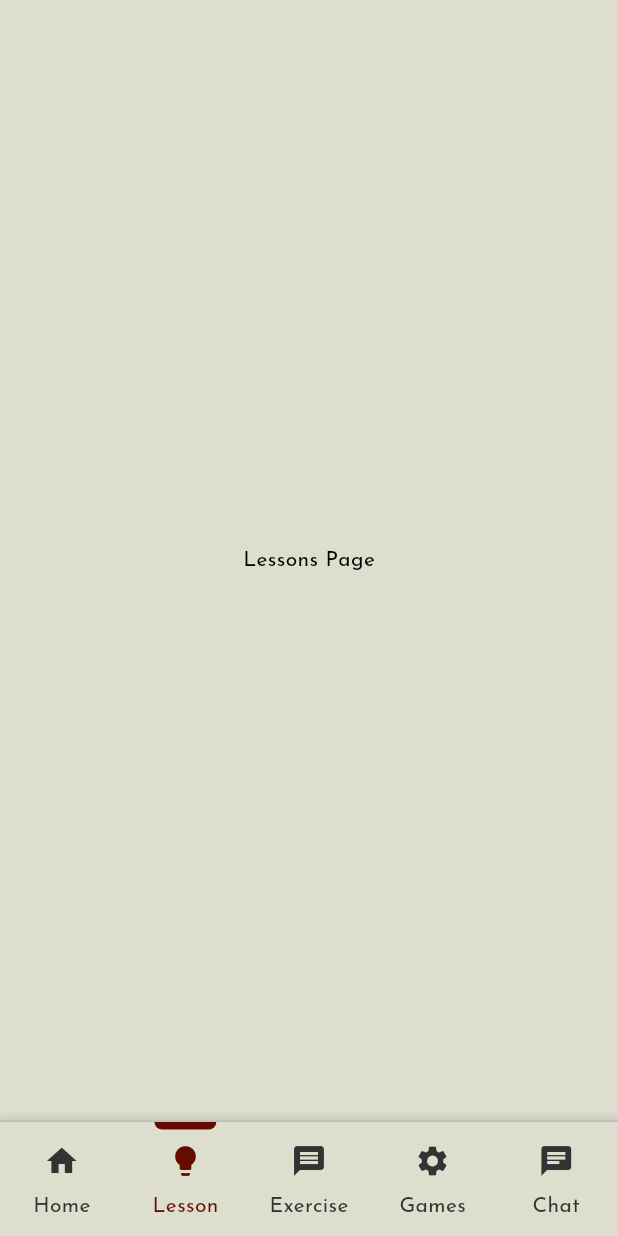
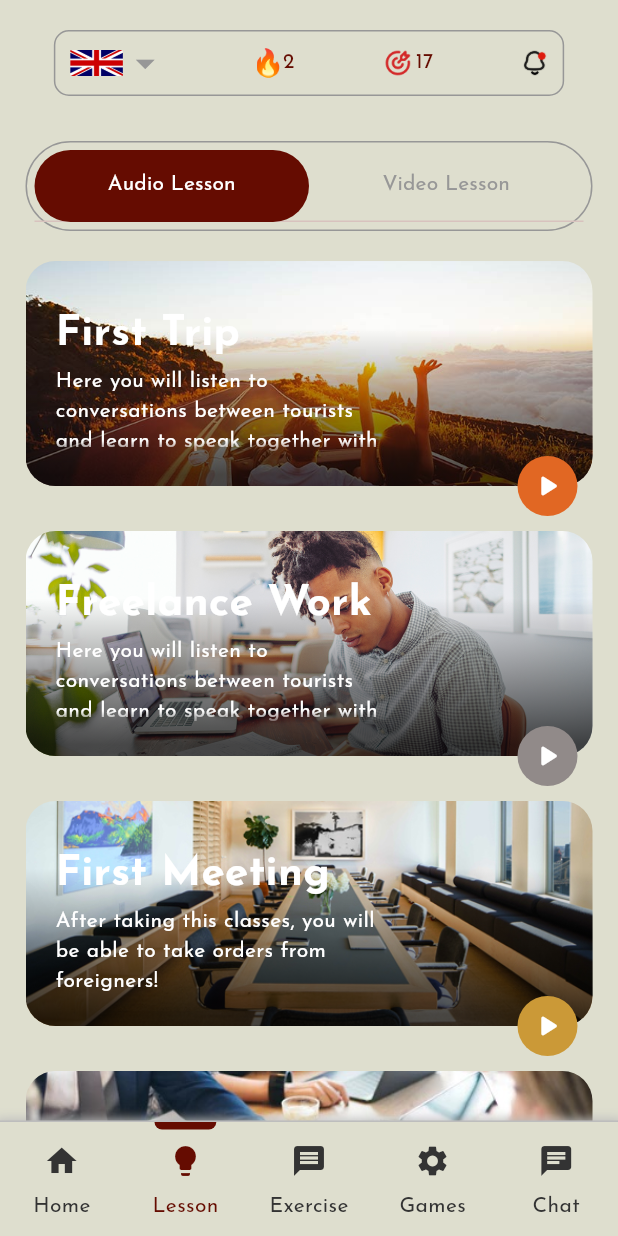
Before and after one commit to DavidOrakpo/czarChallenge, a Flutter app: the LessonsPage screen opened by its route, on a phone screen of 412 x 824 dp. Run offline on Flutter 3.47's test engine with Material 3 defaults, Android fonts, the phone set to English and light mode, and no system bars; our stand-ins replace dio, dotted_border, flutter_animate, flutter_easyloading, flutter_riverpod, flutter_svg and 6 more; missing offline and left inert: dio_smart_retry; accounts and stored records are empty.

Commit message:
feat: implemented lessons page

```diff
--- a/lib/core/Enums/enum.dart
+++ b/lib/core/Enums/enum.dart
@@ -1,4 +1,6 @@
 // ignore_for_file: constant_identifier_names
+
+import 'package:flutter/material.dart';
 
 enum Interests {
   // Anxiety, Depression, Insomnia,
@@ -31,3 +33,42 @@ enum Interests {
   const Interests({required this.title});
   final String title;
 }
+
+enum Lessons {
+  FirstTrip(
+      lessonName: "First Trip",
+      assetImage: "assets/images/lesson_image_1.jpeg",
+      iconColor: Color(0xFFE16723),
+      details:
+          "Here you will listen to conversations between tourists and learn to speak together with them!"),
+  FreelanceWork(
+      lessonName: "Freelance Work",
+      iconColor: Color(0xFF918A89),
+      assetImage: "assets/images/lesson_image_2.jpeg",
+      details:
+          "Here you will listen to conversations between tourists and learn to speak together with them!"),
+  FirstMeeting(
+      lessonName: "First Meeting",
+      iconColor: Color(0xFFCB9937),
+      assetImage: "assets/images/lesson_image_3.jpeg",
+      details:
+          "After taking this classes, you will be able to take orders from foreigners!"),
+  MeetintWithPartners(
+      lessonName: "Meeting With Partners",
+      iconColor: Colors.black,
+      assetImage: "assets/images/lesson_image_4.jpeg",
+      details:
+          "You will learn to communicate with your colleagues and understand them!"),
+  ;
+
+  const Lessons({
+    required this.lessonName,
+    required this.assetImage,
+    required this.details,
+    required this.iconColor,
+  });
+  final String lessonName;
+  final String assetImage;
+  final String details;
+  final Color iconColor;
+}
--- a/lib/presentation/views/Lesson/Pages/lessons.dart
+++ b/lib/presentation/views/Lesson/Pages/lessons.dart
@@ -1,5 +1,12 @@
 import 'package:flutter/material.dart';
 import 'package:flutter_riverpod/flutter_riverpod.dart';
+import 'package:template/core/Enums/enum.dart';
+import 'package:template/core/Extensions/extensions.dart';
+import 'package:template/presentation/styles/app_colors.dart';
+import 'package:template/presentation/styles/spacing.dart';
+import 'package:template/presentation/styles/text_styles.dart';
+import 'package:template/presentation/views/Home/widgets/mini_app_bar.dart';
+import 'package:template/presentation/views/Lesson/Pages/parallax.dart';
 
 class LessonsPage extends ConsumerStatefulWidget {
   static const routeIdentifier = "LESSONS_PAGE";
@@ -9,12 +16,108 @@ class LessonsPage extends ConsumerStatefulWidget {
   ConsumerState<ConsumerStatefulWidget> createState() => _LessonsPageState();
 }
 
-class _LessonsPageState extends ConsumerState<LessonsPage> {
+class _LessonsPageState extends ConsumerState<LessonsPage>
+    with SingleTickerProviderStateMixin {
+  late TabController tabController;
+
+  @override
+  void initState() {
+    // TODO: implement initState
+    super.initState();
+    tabController = TabController(length: 2, vsync: this);
+  }
+
   @override
   Widget build(BuildContext context) {
-    return const Scaffold(
-      body: Center(
-        child: Text("Lessons Page"),
+    return Scaffold(
+      body: SafeArea(
+        child: Padding(
+          padding: AppSpacings.horizontalPadding.copyWith(top: 20),
+          child: Column(
+            mainAxisAlignment: MainAxisAlignment.start,
+            crossAxisAlignment: CrossAxisAlignment.start,
+            children: [
+              const Center(
+                child: FractionallySizedBox(
+                  widthFactor: 0.9,
+                  child: MiniAppBar(),
+                ),
+              ),
+              30.0.verticalSpace(),
+              Container(
+                height: 60,
+                padding: const EdgeInsets.all(5),
+                decoration: BoxDecoration(
+                  border: Border.all(
+                    color: AppColors.textGray,
+                  ),
+                  borderRadius: BorderRadius.circular(30),
+                ),
+                child: TabBar(
+                  controller: tabController,
+                  tabs: [
+                    Tab(
+                      child: Text(
+                        "Audio Lesson",
+                        style: AppTextStyle.bodyThree,
+                      ),
+                    ),
+                    Tab(
+                      child: Text(
+                        "Video Lesson",
+                        style: AppTextStyle.bodyThree,
+                      ),
+                    ),
+                  ],
+                ),
+              ),
+              20.0.verticalSpace(),
+              Expanded(
+                child: TabBarView(
+                  controller: tabController,
+                  children: [
+                    ListView.separated(
+                      itemCount: Lessons.values.length,
+                      separatorBuilder: (context, index) =>
+                          30.0.verticalSpace(),
+                      itemBuilder: (context, index) {
+                        var item = Lessons.values[index];
+                        return LessonItem(
+                          imageUrl: item.assetImage,
+                          name: item.lessonName,
+                          iconColor: item.iconColor,
+                          details: item.details,
+                        );
+                      },
+                    ),
+                    // Container(
+                    //   color: Colors.red,
+                    //   child: Column(
+                    //     mainAxisAlignment: MainAxisAlignment.start,
+                    //     crossAxisAlignment: CrossAxisAlignment.start,
+                    //     children: [
+                    //       Container(
+                    //         padding: const EdgeInsets.symmetric(
+                    //           horizontal: 15,
+                    //           vertical: 10,
+                    //         ),
+                    //         decoration: BoxDecoration(
+                    //           borderRadius: BorderRadius.circular(20),
+                    //         ),
+                    //       )
+                    //     ],
+                    //   ),
+                    // ),
+                    Container(
+                      color: Colors.blue,
+                    ),
+                  ],
+                ),
+              ),
+            ],
+          ),
+        ),
+        // child: ExampleParallax(),
       ),
     );
   }
--- /dev/null
+++ b/lib/presentation/views/Lesson/Pages/parallax.dart
@@ -0,0 +1,359 @@
+import 'package:flutter/material.dart';
+import 'package:flutter/rendering.dart';
+import 'package:template/presentation/styles/app_colors.dart';
+import 'package:template/presentation/styles/text_styles.dart';
+
+const Color darkBlue = Color.fromARGB(255, 18, 32, 47);
+
+class LessonItem extends StatelessWidget {
+  LessonItem({
+    super.key,
+    required this.imageUrl,
+    required this.name,
+    required this.details,
+    required this.iconColor,
+  });
+
+  final String imageUrl;
+  final String name;
+  final String details;
+  final Color iconColor;
+  final GlobalKey _backgroundImageKey = GlobalKey();
+
+  @override
+  Widget build(BuildContext context) {
+    return Container(
+      height: 150,
+      decoration: BoxDecoration(borderRadius: BorderRadius.circular(20)),
+
+      // padding: const EdgeInsets.symmetric(horizontal: 24, vertical: 16),
+      child: AspectRatio(
+        aspectRatio: 16 / 9,
+        child: Stack(
+          clipBehavior: Clip.none,
+          children: [
+            _buildParallaxBackground(context),
+            _buildGradient(),
+            _buildTitleAndSubtitle(),
+            _buildPointerIcon(),
+          ],
+        ),
+      ),
+    );
+  }
+
+  Widget _buildPointerIcon() {
+    return Positioned(
+      bottom: -20,
+      right: 10,
+      child: Container(
+        height: 40,
+        width: 40,
+        decoration: BoxDecoration(
+          color: iconColor,
+          shape: BoxShape.circle,
+        ),
+        child: const Icon(
+          Icons.play_arrow_rounded,
+          color: AppColors.white,
+        ),
+      ),
+    );
+  }
+
+  Widget _buildParallaxBackground(BuildContext context) {
+    return ClipRRect(
+      borderRadius: BorderRadius.circular(20),
+      child: Flow(
+        delegate: ParallaxFlowDelegate(
+          scrollable: Scrollable.of(context),
+          listItemContext: context,
+          backgroundImageKey: _backgroundImageKey,
+        ),
+        children: [
+          Image.asset(
+            imageUrl,
+            key: _backgroundImageKey,
+            fit: BoxFit.cover,
+          ),
+        ],
+      ),
+    );
+  }
+
+  Widget _buildGradient() {
+    return Positioned.fill(
+      child: DecoratedBox(
+        decoration: BoxDecoration(
+          borderRadius: BorderRadius.circular(20),
+          gradient: LinearGradient(
+            colors: [Colors.transparent, Colors.black.withOpacity(0.7)],
+            begin: Alignment.topCenter,
+            end: Alignment.bottomCenter,
+            stops: const [0.3, 0.95],
+          ),
+        ),
+      ),
+    );
+  }
+
+  Widget _buildTitleAndSubtitle() {
+    return Padding(
+      padding: const EdgeInsets.symmetric(horizontal: 20, vertical: 20),
+      child: Align(
+        alignment: Alignment.bottomLeft,
+        child: Column(
+          mainAxisAlignment: MainAxisAlignment.spaceBetween,
+          crossAxisAlignment: CrossAxisAlignment.start,
+          mainAxisSize: MainAxisSize.min,
+          children: [
+            Text(
+              name,
+              style: AppTextStyle.headerTwo.copyWith(
+                color: AppColors.white,
+              ),
+            ),
+            FractionallySizedBox(
+              widthFactor: 0.65,
+              child: Text(
+                details,
+                maxLines: 3,
+                style: const TextStyle(
+                  color: Colors.white,
+                  overflow: TextOverflow.fade,
+                  fontSize: 14,
+                ),
+              ),
+            ),
+          ],
+        ),
+      ),
+    );
+  }
+}
+
+class ParallaxFlowDelegate extends FlowDelegate {
+  ParallaxFlowDelegate({
+    required this.scrollable,
+    required this.listItemContext,
+    required this.backgroundImageKey,
+  }) : super(repaint: scrollable.position);
+
+  final ScrollableState scrollable;
+  final BuildContext listItemContext;
+  final GlobalKey backgroundImageKey;
+
+  @override
+  BoxConstraints getConstraintsForChild(int i, BoxConstraints constraints) {
+    return BoxConstraints.tightFor(
+      width: constraints.maxWidth,
+    );
+  }
+
+  @override
+  void paintChildren(FlowPaintingContext context) {
+    // Calculate the position of this list item within the viewport.
+    final scrollableBox = scrollable.context.findRenderObject() as RenderBox;
+    final listItemBox = listItemContext.findRenderObject() as RenderBox;
+    final listItemOffset = listItemBox.localToGlobal(
+        listItemBox.size.centerLeft(Offset.zero),
+        ancestor: scrollableBox);
+
+    // Determine the percent position of this list item within the
+    // scrollable area.
+    final viewportDimension = scrollable.position.viewportDimension;
+    final scrollFraction =
+        (listItemOffset.dy / viewportDimension).clamp(0.0, 1.0);
+
+    // Calculate the vertical alignment of the background
+    // based on the scroll percent.
+    final verticalAlignment = Alignment(0.0, scrollFraction * 2 - 1);
+
+    // Convert the background alignment into a pixel offset for
+    // painting purposes.
+    final backgroundSize =
+        (backgroundImageKey.currentContext!.findRenderObject() as RenderBox)
+            .size;
+    final listItemSize = context.size;
+    final childRect =
+        verticalAlignment.inscribe(backgroundSize, Offset.zero & listItemSize);
+
+    // Paint the background.
+    context.paintChild(
+      0,
+      transform:
+          Transform.translate(offset: Offset(0.0, childRect.top)).transform,
+    );
+  }
+
+  @override
+  bool shouldRepaint(ParallaxFlowDelegate oldDelegate) {
+    return scrollable != oldDelegate.scrollable ||
+        listItemContext != oldDelegate.listItemContext ||
+        backgroundImageKey != oldDelegate.backgroundImageKey;
+  }
+}
+
+class Parallax extends SingleChildRenderObjectWidget {
+  const Parallax({
+    super.key,
+    required Widget background,
+  }) : super(child: background);
+
+  @override
+  RenderObject createRenderObject(BuildContext context) {
+    return RenderParallax(scrollable: Scrollable.of(context));
+  }
+
+  @override
+  void updateRenderObject(
+      BuildContext context, covariant RenderParallax renderObject) {
+    renderObject.scrollable = Scrollable.of(context);
+  }
+}
+
+class ParallaxParentData extends ContainerBoxParentData<RenderBox> {}
+
+class RenderParallax extends RenderBox
+    with RenderObjectWithChildMixin<RenderBox>, RenderProxyBoxMixin {
+  RenderParallax({
+    required ScrollableState scrollable,
+  }) : _scrollable = scrollable;
+
+  ScrollableState _scrollable;
+
+  ScrollableState get scrollable => _scrollable;
+
+  set scrollable(ScrollableState value) {
+    if (value != _scrollable) {
+      if (attached) {
+        _scrollable.position.removeListener(markNeedsLayout);
+      }
+      _scrollable = value;
+      if (attached) {
+        _scrollable.position.addListener(markNeedsLayout);
+      }
+    }
+  }
+
+  @override
+  void attach(covariant PipelineOwner owner) {
+    super.attach(owner);
+    _scrollable.position.addListener(markNeedsLayout);
+  }
+
+  @override
+  void detach() {
+    _scrollable.position.removeListener(markNeedsLayout);
+    super.detach();
+  }
+
+  @override
+  void setupParentData(covariant RenderObject child) {
+    if (child.parentData is! ParallaxParentData) {
+      child.parentData = ParallaxParentData();
+    }
+  }
+
+  @override
+  void performLayout() {
+    size = constraints.biggest;
+
+    // Force the background to take up all available width
+    // and then scale its height based on the image's aspect ratio.
+    final background = child!;
+    final backgroundImageConstraints =
+        BoxConstraints.tightFor(width: size.width);
+    background.layout(backgroundImageConstraints, parentUsesSize: true);
+
+    // Set the background's local offset, which is zero.
+    (background.parentData as ParallaxParentData).offset = Offset.zero;
+  }
+
+  @override
+  void paint(PaintingContext context, Offset offset) {
+    // Get the size of the scrollable area.
+    final viewportDimension = scrollable.position.viewportDimension;
+
+    // Calculate the global position of this list item.
+    final scrollableBox = scrollable.context.findRenderObject() as RenderBox;
+    final backgroundOffset =
+        localToGlobal(size.centerLeft(Offset.zero), ancestor: scrollableBox);
+
+    // Determine the percent position of this list item within the
+    // scrollable area.
+    final scrollFraction =
+        (backgroundOffset.dy / viewportDimension).clamp(0.0, 1.0);
+
+    // Calculate the vertical alignment of the background
+    // based on the scroll percent.
+    final verticalAlignment = Alignment(0.0, scrollFraction * 2 - 1);
+
+    // Convert the background alignment into a pixel offset for
+    // painting purposes.
+    final background = child!;
+    final backgroundSize = background.size;
+    final listItemSize = size;
+    final childRect =
+        verticalAlignment.inscribe(backgroundSize, Offset.zero & listItemSize);
+
+    // Paint the background.
+    context.paintChild(
+        background,
+        (background.parentData as ParallaxParentData).offset +
+            offset +
+            Offset(0.0, childRect.top));
+  }
+}
+
+class Location {
+  const Location({
+    required this.name,
+    required this.place,
+    required this.imageUrl,
+  });
+
+  final String name;
+  final String place;
+  final String imageUrl;
+}
+
+const urlPrefix =
+    'https://docs.flutter.dev/cookbook/img-files/effects/parallax';
+const locations = [
+  Location(
+    name: 'Mount Rushmore',
+    place: 'U.S.A',
+    imageUrl: '$urlPrefix/01-mount-rushmore.jpg',
+  ),
+  Location(
+    name: 'Gardens By The Bay',
+    place: 'Singapore',
+    imageUrl: '$urlPrefix/02-singapore.jpg',
+  ),
+  Location(
+    name: 'Machu Picchu',
+    place: 'Peru',
+    imageUrl: '$urlPrefix/03-machu-picchu.jpg',
+  ),
+  Location(
+    name: 'Vitznau',
+    place: 'Switzerland',
+    imageUrl: '$urlPrefix/04-vitznau.jpg',
+  ),
+  Location(
+    name: 'Bali',
+    place: 'Indonesia',
+    imageUrl: '$urlPrefix/05-bali.jpg',
+  ),
+  Location(
+    name: 'Mexico City',
+    place: 'Mexico',
+    imageUrl: '$urlPrefix/06-mexico-city.jpg',
+  ),
+  Location(
+    name: 'Cairo',
+    place: 'Egypt',
+    imageUrl: '$urlPrefix/07-cairo.jpg',
+  ),
+];
```
Also changed, not shown: lib/presentation/styles/theme.dart (+14 -4 lines), lib/presentation/views/Home/pages/home_page.dart (+5 -4 lines), assets/images/lesson_image_1.jpeg (added), assets/images/lesson_image_2.jpeg (added), assets/images/lesson_image_3.jpeg (added), assets/images/lesson_image_4.jpeg (added), assets/images/lesson_image_4.webp (added).
